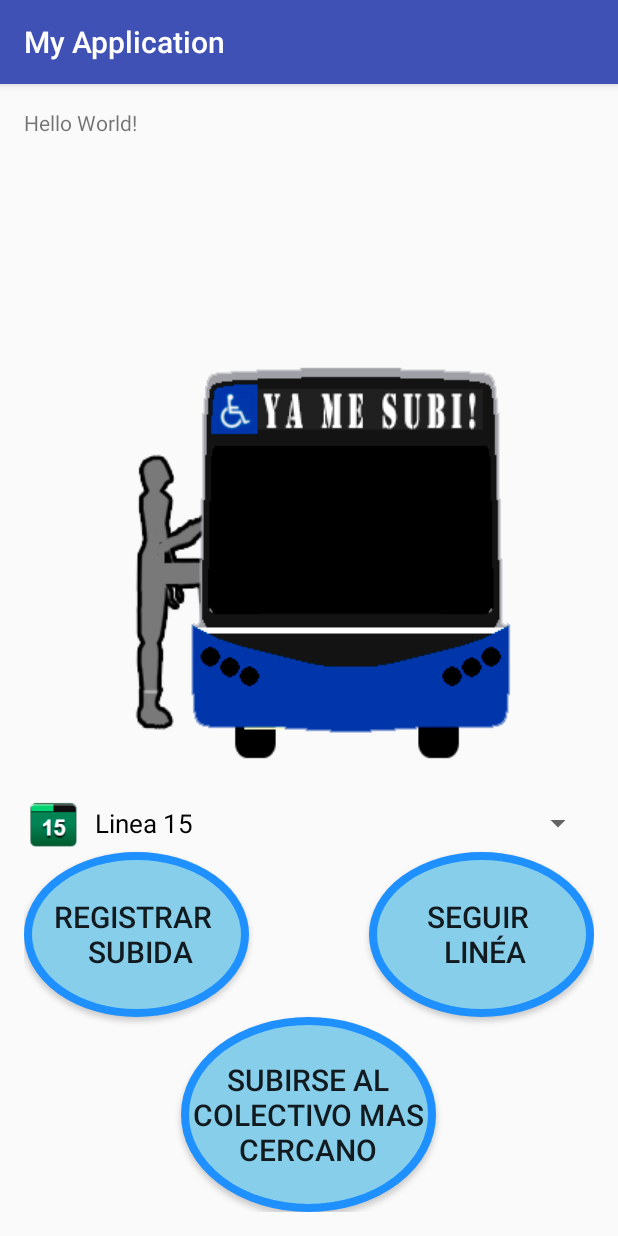
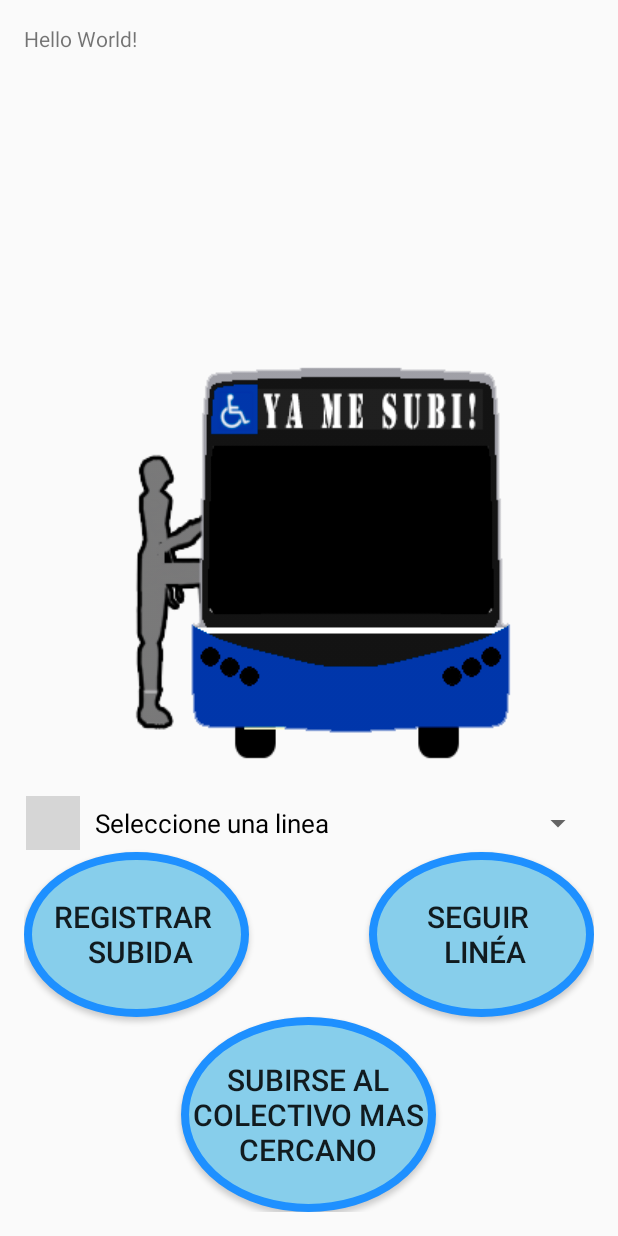
Before and after one commit to alexroitman/Proyecto-final, an Android app: the screen it shows after launch (MainActivity), on a phone screen of 412 x 824 dp. Run offline under Robolectric (Android 15) with nearby library versions, the phone set to English and light mode, and no system bars; grey boxes are pictures that could not be loaded.

Commit message:
Saque la toolbar

```diff
--- a/Proyecto final/MyApplication/app/src/main/AndroidManifest.xml
+++ b/Proyecto final/MyApplication/app/src/main/AndroidManifest.xml
@@ -13,7 +13,7 @@
     <application
         android:allowBackup="true"
         android:icon="@drawable/logoproyecto"
-        android:label="@string/app_name"
+        android:label="Ya me subi"
         android:supportsRtl="true"
         android:theme="@style/AppTheme">
         <activity android:name=".MainActivity">
--- a/Proyecto final/MyApplication/app/src/main/java/com/aexample/a41758511/myapplication/MainActivity.java
+++ b/Proyecto final/MyApplication/app/src/main/java/com/aexample/a41758511/myapplication/MainActivity.java
@@ -22,6 +22,7 @@ Button btn;
         setContentView(R.layout.activity_main);
         List<SocialNetwork> items = new ArrayList<SocialNetwork>(15);
         //   items.add(new SocialNetwork(getString(R.string.none), R.drawable.ninguno));
+        items.add(new SocialNetwork("Seleccione una linea",R.drawable.ic_play_light));
         items.add(new SocialNetwork("Linea 15", R.drawable.a15));
         items.add(new SocialNetwork("Linea 36", R.drawable.a36));
         items.add(new SocialNetwork("Linea 55", R.drawable.a55));
--- a/Proyecto final/MyApplication/app/src/main/res/values/styles.xml
+++ b/Proyecto final/MyApplication/app/src/main/res/values/styles.xml
@@ -1,7 +1,7 @@
 <resources>
 
     <!-- Base application theme. -->
-    <style name="AppTheme" parent="Theme.AppCompat.Light.DarkActionBar">
+    <style name="AppTheme" parent="Theme.AppCompat.DayNight.NoActionBar">
         <!-- Customize your theme here. -->
         <item name="colorPrimary">@color/colorPrimary</item>
         <item name="colorPrimaryDark">@color/colorPrimaryDark</item>
```
Also changed, not shown: Proyecto final/MyApplication/app/src/main/res/layout/activity_maps.xml (+11 -0 lines).
